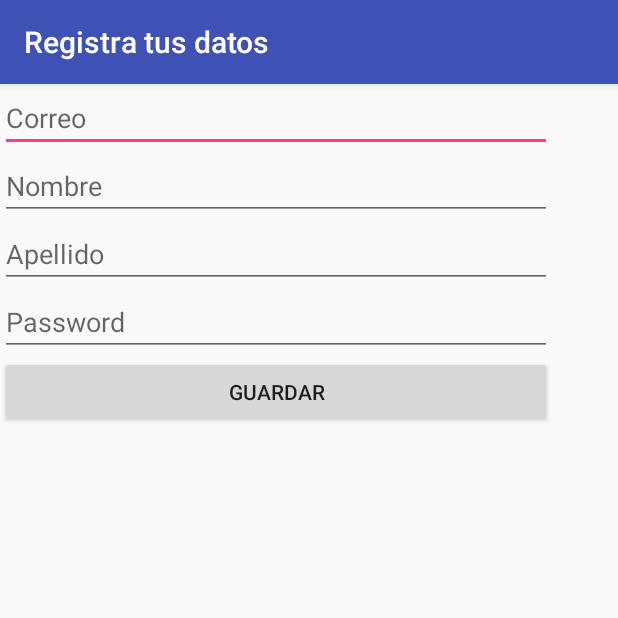
After one commit to nelug/AutenticacionUmg, an Android app: the Registrarse screen opened directly, with no data from a screen before it, on a phone screen of 412 x 824 dp, the top half of it. The commit adds this screen. Run offline under Robolectric (Android 15) with nearby library versions, the phone set to English and light mode, and no system bars; our stand-ins replace Firebase (no records; nobody signed in at launch, a user with empty details on screens opened directly); libraries missing offline, so code that uses them is left out: com.facebook.

Commit message:
agregando funcion para registrarse manualmente

```diff
--- /dev/null
+++ b/app/src/main/java/cursos/mai/umg/gt/autenticacionumg/Registrarse.java
@@ -0,0 +1,65 @@
+package cursos.mai.umg.gt.autenticacionumg;
+
+import android.support.annotation.NonNull;
+import android.support.v7.app.AppCompatActivity;
+import android.os.Bundle;
+import android.view.View;
+import android.widget.EditText;
+import android.widget.Toast;
+
+import com.facebook.Profile;
+import com.google.android.gms.tasks.OnFailureListener;
+import com.google.android.gms.tasks.OnSuccessListener;
+import com.google.firebase.firestore.FirebaseFirestore;
+
+import java.util.HashMap;
+import java.util.Map;
+
+public class Registrarse extends AppCompatActivity {
+
+    EditText correo,nombre,apellido,password;
+    FirebaseFirestore db = FirebaseFirestore.getInstance();
+    @Override
+    protected void onCreate(Bundle savedInstanceState) {
+        super.onCreate(savedInstanceState);
+        setContentView(R.layout.activity_registrarse);
+        setTitle("Registra tus datos");
+
+        correo = (EditText) findViewById(R.id.txtCorreo);
+        nombre = (EditText) findViewById(R.id.txtNombre);
+        apellido = (EditText) findViewById(R.id.txtApellido);
+        password = (EditText) findViewById(R.id.txtPassword);
+    }
+
+    public void GuardarDatos(View view){
+        GuardarUsuario();
+    }
+
+    private void GuardarUsuario(){
+
+            Map<String, Object> usuario = new HashMap<>();
+            usuario.put("id", correo.getText());
+            usuario.put("apellido", apellido.getText());
+            usuario.put("nombre", nombre.getText());
+            usuario.put("nombre_completo", nombre.getText() + " " + apellido.getText());
+            usuario.put("red", "Firebase");
+            usuario.put("token_cloud_message", FirebaseCloudMessage.getToken());
+
+
+            db.collection("usuarios").document(correo.getText().toString())
+                    .set(usuario)
+                    .addOnSuccessListener(new OnSuccessListener<Void>() {
+                        @Override
+                        public void onSuccess(Void aVoid) {
+                            Toast.makeText(Registrarse.this, "Datos Guardados con exito", Toast.LENGTH_SHORT).show();
+                        }
+                    })
+                    .addOnFailureListener(new OnFailureListener() {
+                        @Override
+                        public void onFailure(@NonNull Exception e) {
+                            Toast.makeText(Registrarse.this, "No se pudieron guardar los datos", Toast.LENGTH_SHORT).show();
+                        }
+                    });
+
+    }
+}
--- /dev/null
+++ b/app/src/main/res/layout/activity_registrarse.xml
@@ -0,0 +1,56 @@
+<?xml version="1.0" encoding="utf-8"?>
+<android.support.constraint.ConstraintLayout xmlns:android="http://schemas.android.com/apk/res/android"
+    xmlns:app="http://schemas.android.com/apk/res-auto"
+    xmlns:tools="http://schemas.android.com/tools"
+    android:layout_width="match_parent"
+    android:layout_height="match_parent"
+    tools:context=".Registrarse">
+
+
+    <LinearLayout
+        android:layout_width="368dp"
+        android:layout_height="495dp"
+        android:orientation="vertical"
+        tools:layout_editor_absoluteX="8dp"
+        tools:layout_editor_absoluteY="8dp">
+
+        <EditText
+            android:id="@+id/txtCorreo"
+            android:layout_width="match_parent"
+            android:layout_height="wrap_content"
+            android:ems="10"
+            android:hint="Correo"
+            android:inputType="textEmailAddress" />
+
+        <EditText
+            android:id="@+id/txtNombre"
+            android:layout_width="match_parent"
+            android:layout_height="wrap_content"
+            android:ems="10"
+            android:hint="Nombre"
+            android:inputType="textPersonName" />
+
+        <EditText
+            android:id="@+id/txtApellido"
+            android:layout_width="match_parent"
+            android:layout_height="wrap_content"
+            android:ems="10"
+            android:hint="Apellido"
+            android:inputType="textPersonName" />
+
+        <EditText
+            android:id="@+id/txtPassword"
+            android:layout_width="match_parent"
+            android:layout_height="wrap_content"
+            android:ems="10"
+            android:hint="Password"
+            android:inputType="textPassword" />
+
+        <Button
+            android:id="@+id/button3"
+            android:layout_width="match_parent"
+            android:layout_height="wrap_content"
+            android:text="Guardar"
+            android:onClick="GuardarDatos"/>
+    </LinearLayout>
+</android.support.constraint.ConstraintLayout>
```
Also changed, not shown: app/src/main/AndroidManifest.xml (+6 -4 lines), app/src/main/java/cursos/mai/umg/gt/autenticacionumg/MainActivity.java (+11 -0 lines), app/src/main/res/layout/activity_main.xml (+9 -0 lines).
